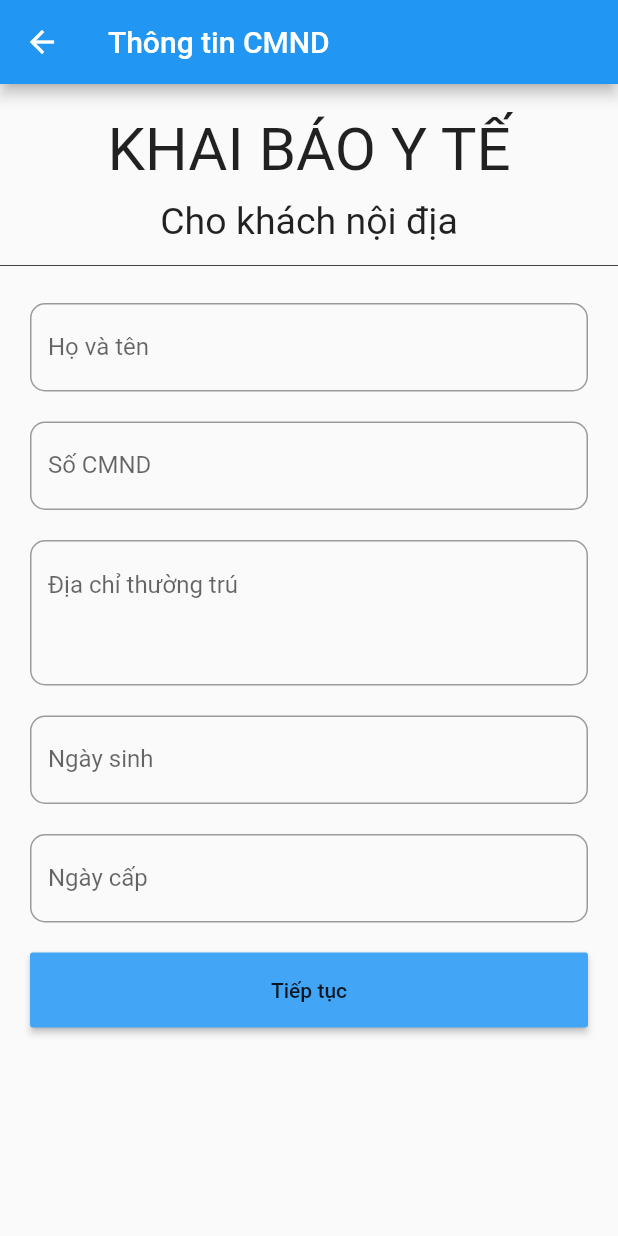
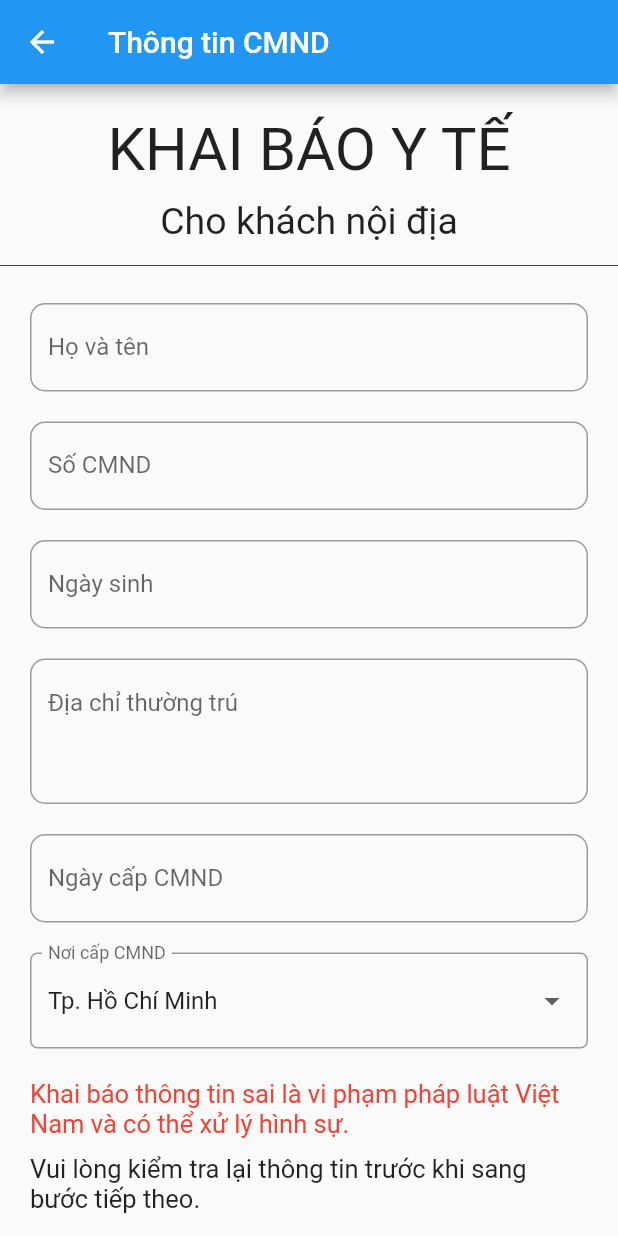
Before and after one commit to phanthingocanh/ADN-Mobile, a Flutter app: the FillInforRoute screen opened by its route, on a phone screen of 412 x 824 dp. Run offline on Flutter 3.47's test engine with Material 2 defaults, Android fonts, the phone set to English and light mode, and no system bars; drawn by our look-alikes of datetime_picker_formfield; our stand-ins replace email_validator, rflutter_alert, validators.

Commit message:
Add 2 New Screens

```diff
--- a/lib/constants/routes.dart
+++ b/lib/constants/routes.dart
@@ -4,7 +4,10 @@ import 'package:adnproject/screens/information/fill_info.dart';
 import 'package:adnproject/screens/select_image/select_image.dart';
 import 'package:adnproject/screens/information/fill_email_phone.dart';
 import 'package:adnproject/screens/information/fill_travel.dart';
+import 'package:adnproject/screens/information/fill_health.dart';
 import 'package:adnproject/screens/pop_up/success.dart';
+import 'package:adnproject/screens/send_info/send_info.dart';
+
 
 
 import 'package:flutter/widgets.dart';
@@ -15,6 +18,8 @@ final Map<String, WidgetBuilder> routesMap = <String, WidgetBuilder>{
   RouteStrings.fillForm: (BuildContext context) => FillInforRoute(),
   RouteStrings.fillFormEmailPhone: (BuildContext context) => FillEmailPhoneRoute(),
   RouteStrings.fillFormTravel: (BuildContext context) => FillTravelRoute(),
+  RouteStrings.fillFormHealth: (BuildContext context) => FillHealthRoute(),
+  RouteStrings.sendInfoForm: (BuildContext context) => SendInfoRoute(),
   RouteStrings.showPopup: (BuildContext context) => PopupDialog(),
 
 };
--- a/lib/constants/strings.dart
+++ b/lib/constants/strings.dart
@@ -10,6 +10,13 @@ class Strings {
   static const String formInfoTitle = 'Thông tin liên lạc';
 
   static const String formTravelTitle = 'Thông tin di chuyển';
+
+  static const String formHealthTitle = 'Thông tin sức khỏe';
+
+  static const String sendInfoTitle = 'Gửi tờ khai';
+
+
+
 
 
 
@@ -26,7 +33,12 @@ class RouteStrings {
 
   static const String fillFormTravel = '/fillFormTravel';
 
+  static const String fillFormHealth = '/fillFormHealth';
+
   static const String showPopup = '/showPopup';
+
+  static const String sendInfoForm = '/sendInfoForm';
+
 
 
 }
--- a/lib/screens/information/fill_info.dart
+++ b/lib/screens/information/fill_info.dart
@@ -75,6 +75,10 @@ class MyCustomFormState extends State<MyCustomForm> {
   // not a GlobalKey<MyCustomFormState>.
   final _formKey = GlobalKey<FormState>();
   final format = DateFormat("yyyy-MM-dd");
+
+  var currentSelectedValue='Tp. Hồ Chí Minh';
+  var provinceTypes = ["Tp. Hồ Chí Minh", "Hà Nội", "Lâm Đồng"];
+
   @override
   Widget build(BuildContext context) {
 
@@ -124,30 +128,6 @@ class MyCustomFormState extends State<MyCustomForm> {
               },
             ),
           ),
-          Padding(
-            padding: const EdgeInsets.fromLTRB(20.0, 10.0, 20.0, 10.0),
-            child: TextFormField(
-              maxLines: 3,
-              decoration: InputDecoration(
-                labelText: 'Địa chỉ thường trú',
-                alignLabelWithHint: true,
-                hintText: 'Nhập địa chỉ thường trú',
-                border: OutlineInputBorder(
-                  borderRadius: BorderRadius.circular(10.0)
-                ),
-
-
-              ),
-              validator: (value) {
-                if (value.isEmpty) {
-                  return 'Vui lòng nhập địa chỉ thường trú';
-                }
-                return null;
-              },
-            ),
-          ),
-
-
 
           //
           Padding(
@@ -177,11 +157,35 @@ class MyCustomFormState extends State<MyCustomForm> {
 
             ),
           ),
+
+          Padding(
+            padding: const EdgeInsets.fromLTRB(20.0, 10.0, 20.0, 10.0),
+            child: TextFormField(
+              maxLines: 3,
+              decoration: InputDecoration(
+                labelText: 'Địa chỉ thường trú',
+                alignLabelWithHint: true,
+                hintText: 'Nhập địa chỉ thường trú',
+                border: OutlineInputBorder(
+                    borderRadius: BorderRadius.circular(10.0)
+                ),
+
+
+              ),
+              validator: (value) {
+                if (value.isEmpty) {
+                  return 'Vui lòng nhập địa chỉ thường trú';
+                }
+                return null;
+              },
+            ),
+          ),
+
           Padding(
             padding: const EdgeInsets.fromLTRB(20.0, 10.0, 20.0, 10.0),
             child: DateTimeField(
               decoration: InputDecoration(
-                labelText: 'Ngày cấp',
+                labelText: 'Ngày cấp CMND',
                 border: OutlineInputBorder(
                     borderRadius: BorderRadius.circular(10.0)
                 ),
@@ -190,7 +194,7 @@ class MyCustomFormState extends State<MyCustomForm> {
               format: format,
               validator: (value) {
                 if (value == null) {
-                  return 'Vui lòng nhập cấp CMND';
+                  return 'Vui lòng nhập ngày cấp CMND';
                 }
                 return null;
               },
@@ -203,6 +207,59 @@ class MyCustomFormState extends State<MyCustomForm> {
               },
             ),
           ),
+
+          Padding(
+            padding: const EdgeInsets.fromLTRB(20.0, 10.0, 20.0, 10.0),
+            child: FormField<String>(
+              builder: (FormFieldState<String> state) {
+                return InputDecorator(
+                  decoration: InputDecoration(
+                      labelText: 'Nơi cấp CMND',
+                      border: OutlineInputBorder(
+                          borderRadius: BorderRadius.circular(5.0))),
+                  child: DropdownButtonHideUnderline(
+                    child: DropdownButton<String>(
+                      hint: Text("Chọn tỉnh"),
+                      value: currentSelectedValue,
+                      isDense: true,
+                      onChanged: (newValue) {
+                        setState(() {
+                          currentSelectedValue = newValue;
+                        });
+                        print(currentSelectedValue);
+                      },
+                      items: provinceTypes.map((String value) {
+                        return DropdownMenuItem<String>(
+                          value: value,
+                          child: Text(value),
+                        );
+                      }).toList(),
+                    ),
+                  ),
+                );
+              },
+            ),
+          ),
+          Padding(
+            padding: const EdgeInsets.fromLTRB(20.0, 10.0, 20.0, 10.0),
+            child: Text(
+              'Khai báo thông tin sai là vi phạm pháp luật Việt Nam và có thể xử lý hình sự.',
+              style: TextStyle(
+                fontSize: 17,
+                color: Colors.red,
+              ),
+            ),
+          ),
+          Padding(
+            padding: const EdgeInsets.fromLTRB(20.0, 0.0, 20.0, 10.0),
+            child: Text(
+              'Vui lòng kiểm tra lại thông tin trước khi sang bước tiếp theo.',
+              style: TextStyle(
+                fontSize: 17,
+              ),
+            ),
+          ),
+
           Padding(
             padding: const EdgeInsets.fromLTRB(20.0, 10.0, 20.0, 10.0),
             child: SizedBox(
```
Also changed, not shown: lib/screens/information/fill_health.dart (added, +123 -0 lines), lib/screens/information/fill_travel.dart (+8 -53 lines), lib/screens/send_info/send_info.dart (added, +141 -0 lines).
